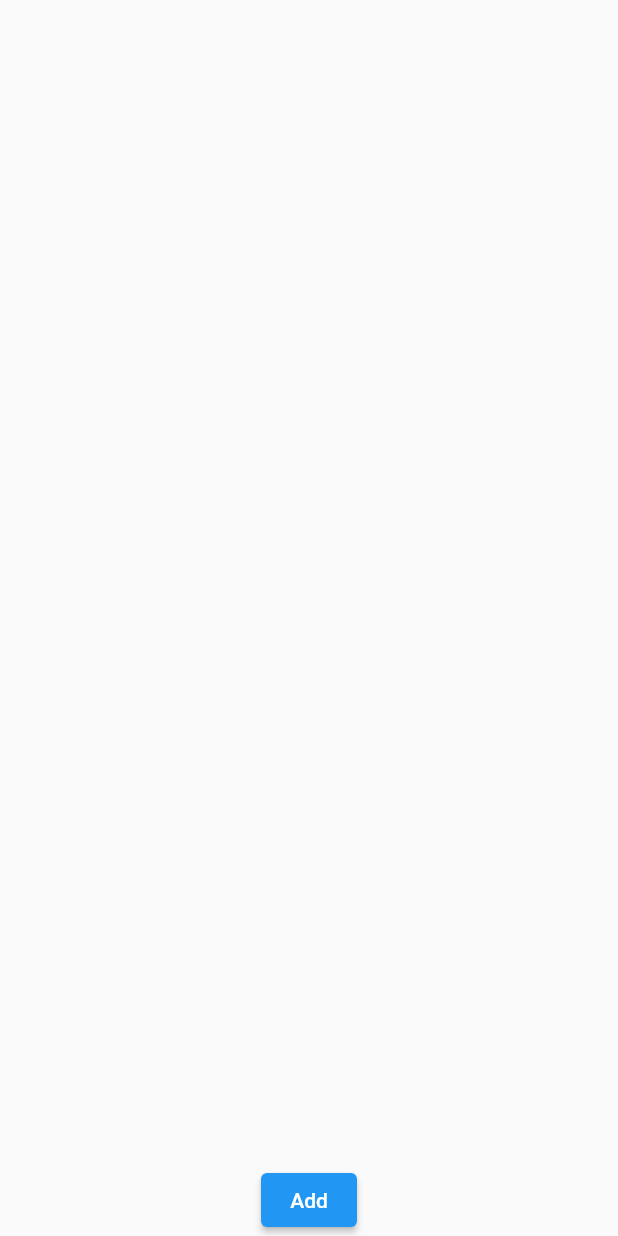
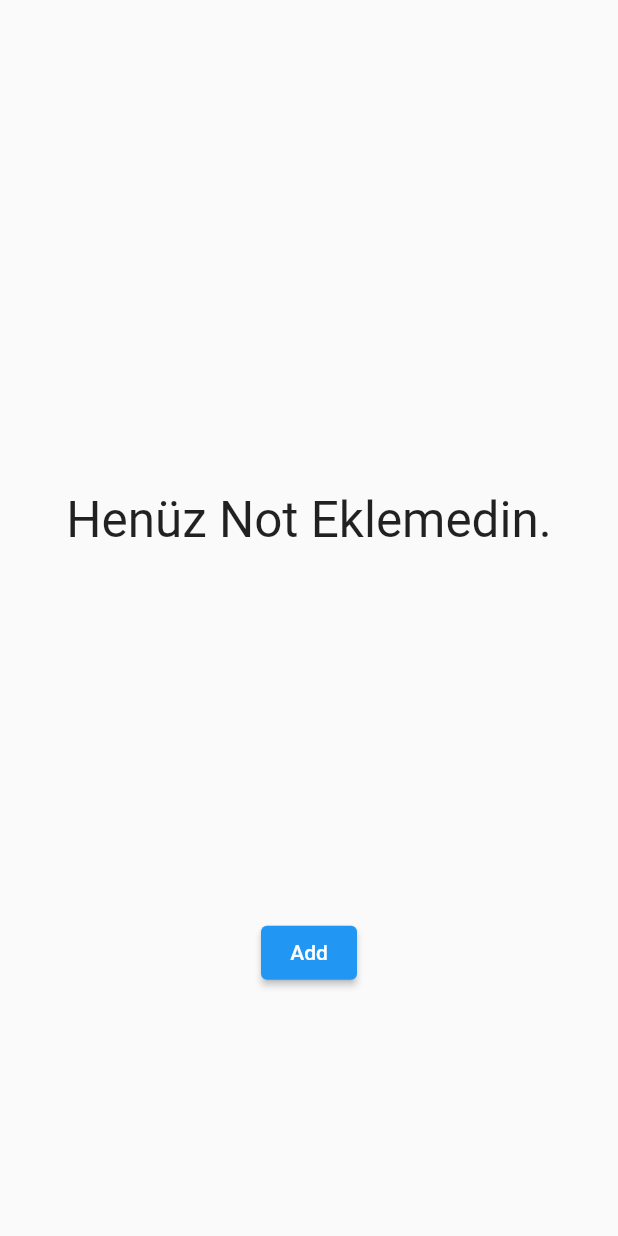
Before and after one commit to BerkayKaranfil/getx_rehber_app, a Flutter app: the screen it shows after launch, on a phone screen of 412 x 824 dp. Run offline on Flutter 3.47's test engine with Material 2 defaults, Android fonts, the phone set to English and light mode, and no system bars; our stand-ins replace get, responsive_sizer.

Commit message:
Tasarım güncellendi.

```diff
--- a/lib/pages/home_page.dart
+++ b/lib/pages/home_page.dart
@@ -11,8 +11,8 @@ import 'package:responsive_sizer/responsive_sizer.dart';
 class HomePage extends StatelessWidget {
   HomePage({super.key});
 
-  final DataController dataController =
-      Get.put(DataController(), permanent: true);
+  final DataController dataController = Get.put(DataController(), permanent: true);
+
   @override
   Widget build(BuildContext context) {
     return Scaffold(
@@ -22,11 +22,9 @@ class HomePage extends StatelessWidget {
             height: 10.h,
           ),
           Expanded(
-              child: Obx(
-            () => ListView.builder(
+              child: Obx(() => dataController.contacts.value.isNotEmpty ? ListView.builder(
               itemCount: dataController.contacts.value.length,
               itemBuilder: (context, index) {
-
                 ContactModel model = dataController.contacts.value[index];
 
                 return Container(
@@ -37,14 +35,22 @@ class HomePage extends StatelessWidget {
                     ),
                     title: Text(model.name),
                     subtitle: Text(model.phone),
-
-                    trailing: IconButton(onPressed: () {
-                      dataController.removeContact(model);
-                    },icon: Icon(Icons.delete, color: Colors.red,),),
+                    trailing: IconButton(
+                      onPressed: () {
+                        dataController.removeContact(model);
+                      },
+                      icon: Icon(
+                        Icons.delete,
+                        color: Colors.red,
+                      ),
+                    ),
                   ),
                 );
               },
-            ),
+            ) : Center(
+              child: Text("Henüz Not Eklemedin.", style: TextStyle(fontSize: 4.h),),
+            )
+            ,
           )),
           ElevatedButton(
               onPressed: () {
@@ -57,6 +63,9 @@ class HomePage extends StatelessWidget {
               style: ElevatedButton.styleFrom(
                 backgroundColor: Colors.blue,
               )),
+              SizedBox(
+                height: 20.h,
+              )
         ],
       ),
     );
```
